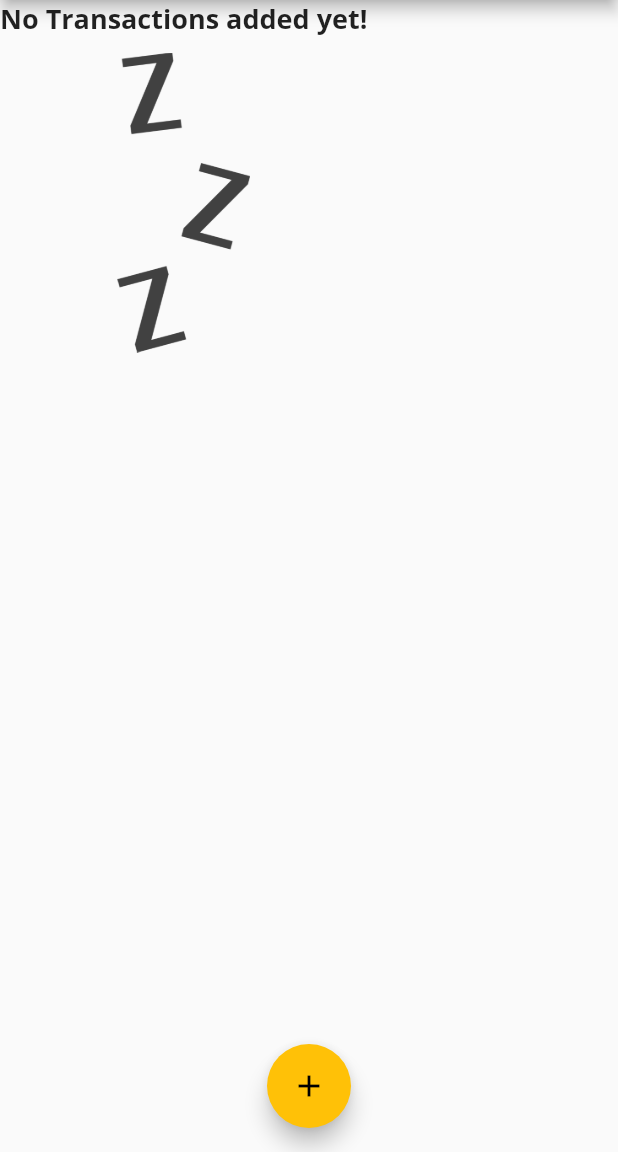
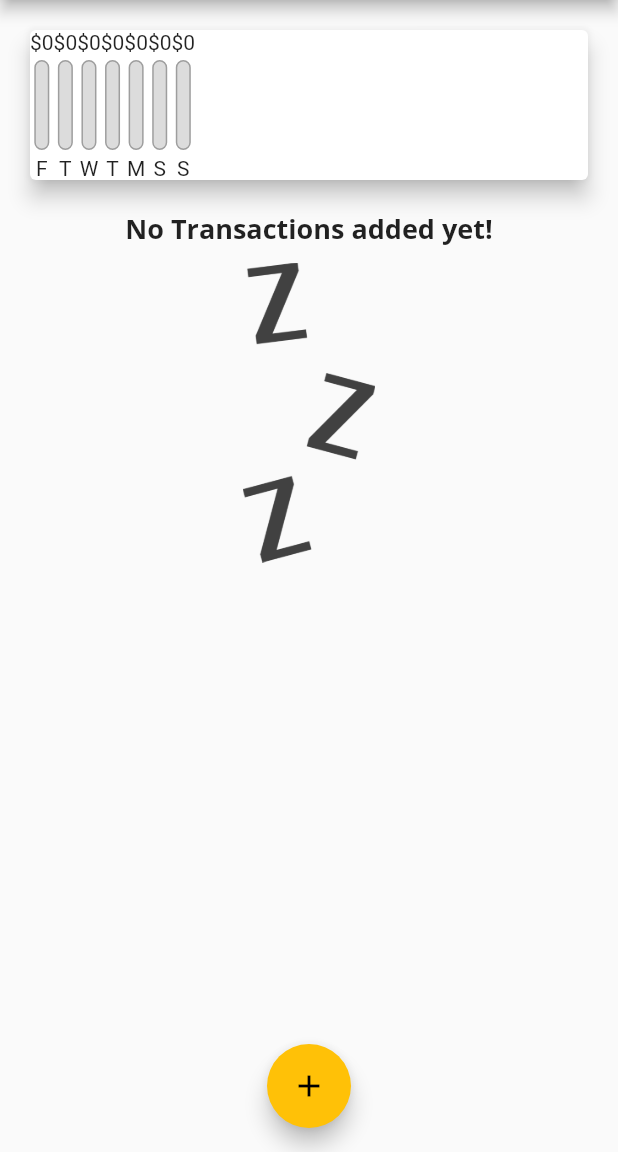
Before and after one commit to Zr99/Flutter_Personal_Expenses, a Flutter app: the screen it shows after launch, on a phone screen of 412 x 824 dp, the part 84-1236 px from its top. Run offline on Flutter 3.47's test engine with Material 2 defaults, Android fonts, the phone set to English and light mode, and no system bars.

Commit message:
Added the bar

```diff
--- a/lib/main.dart
+++ b/lib/main.dart
@@ -39,7 +39,7 @@ class MyHomePage extends StatefulWidget {
 class _MyHomePageState extends State<MyHomePage> {
   final String _title = 'Personal Expenses';
 
-  final List<Transaction> transactions = [];
+ // final List<Transaction> transactions = [];
 
   // String? titleInput;
   //final titleController = TextEditingController();
@@ -50,6 +50,16 @@ class _MyHomePageState extends State<MyHomePage> {
     //     id: 't1', title: 'New Shoes', amount: 98.50, date: DateTime.now()),
     // Transaction(id: 't2', title: 'New Socks', amount: 60, date: DateTime.now()),
   ];
+
+  List<Transaction> get _recentTransactions {
+    return _userTransactions.where((tx) {
+      return tx.date.isAfter(
+        DateTime.now().subtract(
+          Duration(days: 7)
+          ),
+      );
+    }).toList();
+  }
 
   void _addNewTransaction(String txTitle, double txAmount) {
     final newTx = Transaction(
@@ -78,6 +88,7 @@ class _MyHomePageState extends State<MyHomePage> {
 
   @override
   Widget build(BuildContext context) {
+
     return Scaffold(
       appBar: AppBar(
         title: Text(
@@ -97,6 +108,7 @@ class _MyHomePageState extends State<MyHomePage> {
         child: Column(
           //mainAxisAlignment: MainAxisAlignment.start,
           children: <Widget>[
+            Chart(_recentTransactions),
             TransactionList(_userTransactions),
           ],
         ),
--- a/lib/widgets/chart.dart
+++ b/lib/widgets/chart.dart
@@ -1,7 +1,8 @@
 import 'package:flutter/material.dart';
-import 'package:personal_expenses/models/transcation.dart';
+import 'package:intl/intl.dart';
+
+import './chart_bar.dart';
 import '../models/transcation.dart';
-import 'package:intl/intl.dart';
 
 class Chart extends StatelessWidget {
   final List<Transaction> recentTransactions;
@@ -14,7 +15,7 @@ class Chart extends StatelessWidget {
         Duration(days: index),
       );
 
-      var totalSum;
+      var totalSum = 0.0;
 
       for (var i = 0; i < recentTransactions.length; i++) {
         if (recentTransactions[i].date.day == weekDay.day &&
@@ -24,9 +25,15 @@ class Chart extends StatelessWidget {
         }
       }
       return {
-        'day': DateFormat.E(weekDay),
+        'day': DateFormat.E().format(weekDay).substring(0, 1),
         'amount': totalSum,
       };
+    });
+  }
+
+  double get totalSpending {
+    return groupedTransactionValues.fold(0.0, (sum, item) {
+      return sum + (item['amount'] as double) ;
     });
   }
 
@@ -36,7 +43,11 @@ class Chart extends StatelessWidget {
       elevation: 6,
       margin: EdgeInsets.all(20),
       child: Row(
-        children: <Widget>[],
+        children: groupedTransactionValues.map((data) {
+          // return Text(data['day'] + ' : ' + data['amount'].toString());
+          return ChartBar((data['day'] as String), (data['amount'] as double),
+              (data['amount'] as double) / totalSpending);
+        }).toList(),
       ),
     );
   }
--- /dev/null
+++ b/lib/widgets/chart_bar.dart
@@ -0,0 +1,53 @@
+import 'package:flutter/material.dart';
+import 'chart.dart';
+
+class ChartBar extends StatelessWidget {
+  final String label;
+  final double spendingAmount;
+  final double spendingPercentageOfTotal;
+
+  ChartBar(this.label, this.spendingAmount, this.spendingPercentageOfTotal);
+
+  @override
+  Widget build(BuildContext context) {
+    return Column(
+      children: <Widget>[
+        Text('\$${spendingAmount.toStringAsFixed(0)}'),
+        SizedBox(
+          height: 4,
+        ),
+        Container(
+          height: 60,
+          width: 10,
+          child: Stack(
+            children: <Widget>[
+              Container(
+                decoration: BoxDecoration(
+                  border: Border.all(
+                    color: Colors.grey,
+                    width: 1.0,
+                  ),
+                  color: Color.fromRGBO(220, 220, 220, 1),
+                  borderRadius: BorderRadius.circular(20),
+                ),
+              ),
+              FractionallySizedBox(
+                heightFactor: spendingPercentageOfTotal,
+                child: Container(
+                  decoration: BoxDecoration(
+                    color: Theme.of(context).primaryColor,
+                    borderRadius: BorderRadius.circular(10),
+                  ),
+                ),
+              ),
+            ],
+          ),
+        ),
+        SizedBox(
+          height: 4,
+        ),
+        Text(label),
+      ],
+    );
+  }
+}
```
